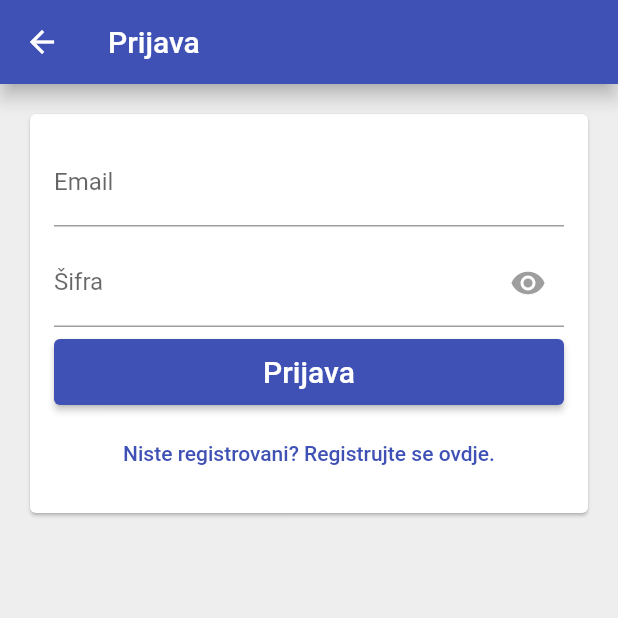
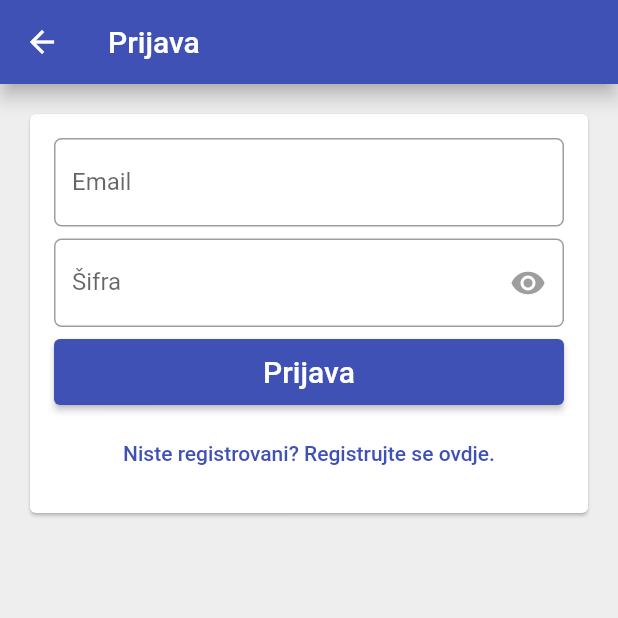
Before and after one commit to azemavdic/time_tracker_flutter, a Flutter app: the EmailSignInPage screen opened directly, on a phone screen of 412 x 824 dp, the top half of it. Run offline on Flutter 3.47's test engine with Material 2 defaults, Android fonts, the phone set to English and light mode, and no system bars; our stand-ins replace firebase_auth, firebase_core, google_sign_in; missing offline and left inert: flutter_login_facebook; accounts and stored records are empty.

Commit message:
input text field border

```diff
--- a/lib/app/sign_in/email_sign_in_form.dart
+++ b/lib/app/sign_in/email_sign_in_form.dart
@@ -19,6 +19,7 @@ class _EmailSignInFormState extends State<EmailSignInForm> {
     return [
       TextField(
         decoration: InputDecoration(
+          border: OutlineInputBorder(borderRadius: BorderRadius.circular(5)),
           labelText: 'Email',
           hintText: 'test@mail.com',
         ),
@@ -27,6 +28,7 @@ class _EmailSignInFormState extends State<EmailSignInForm> {
       TextField(
         obscureText: !_passwordVisible,
         decoration: InputDecoration(
+          border: OutlineInputBorder(borderRadius: BorderRadius.circular(5)),
           labelText: 'Šifra',
           suffixIcon: IconButton(
               color: Colors.grey,
```
